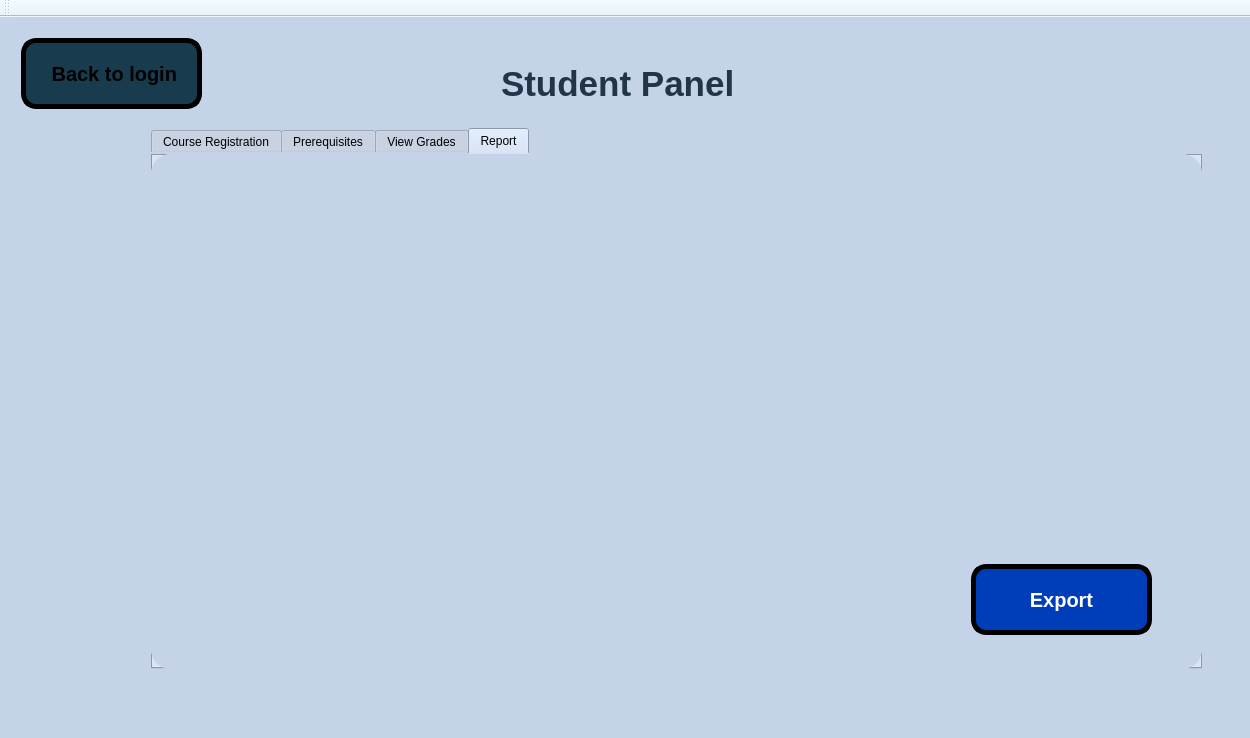
Above: Coursify.ui from Ahmed-ElGoharyy/Coursifyy before the change. Below: the same form after it.
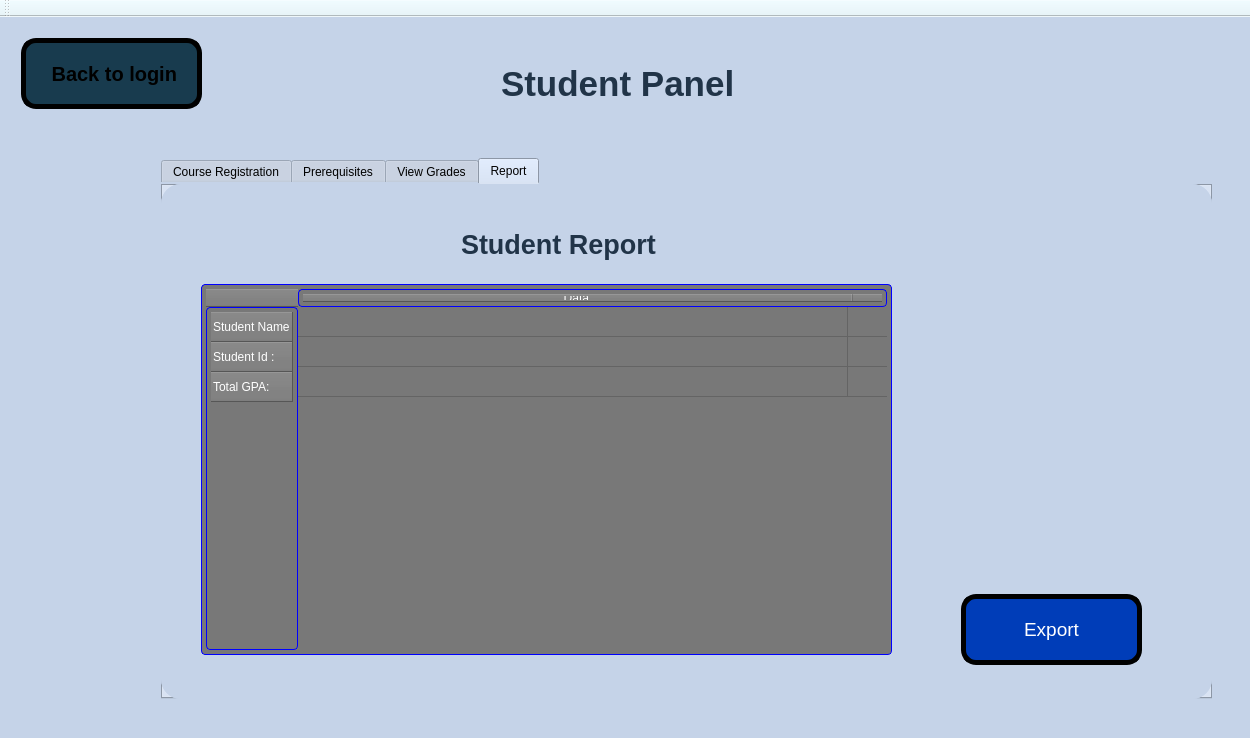
That is the form after the change. The open tabs and pages were chosen to show the change. Icons and pictures are not drawn.

Diff of the .ui file:
```diff
--- a/Coursify.ui
+++ b/Coursify.ui
@@ -3759,8 +3759,8 @@
        <widget class="QTabWidget" name="tabWidget_2">
         <property name="geometry">
          <rect>
-          <x>140</x>
-          <y>100</y>
+          <x>150</x>
+          <y>130</y>
           <width>1051</width>
           <height>541</height>
          </rect>
@@ -4538,7 +4538,7 @@
          <widget class="QPushButton" name="back_button_4">
           <property name="geometry">
            <rect>
-            <x>820</x>
+            <x>800</x>
             <y>410</y>
             <width>181</width>
             <height>71</height>
@@ -4751,8 +4751,10 @@
           </property>
           <property name="font">
            <font>
-            <pointsize>15</pointsize>
-            <bold>true</bold>
+            <family>Segoe UI</family>
+            <pointsize>14</pointsize>
+            <italic>false</italic>
+            <bold>false</bold>
            </font>
           </property>
           <property name="cursor">
@@ -4778,6 +4780,120 @@
            </size>
           </property>
          </widget>
+         <widget class="QTableWidget" name="tableWidget_2">
+          <property name="geometry">
+           <rect>
+            <x>40</x>
+            <y>100</y>
+            <width>691</width>
+            <height>371</height>
+           </rect>
+          </property>
+          <property name="font">
+           <font>
+            <family>Segoe UI</family>
+            <pointsize>14</pointsize>
+            <italic>false</italic>
+            <bold>false</bold>
+           </font>
+          </property>
+          <property name="styleSheet">
+           <string notr="true">background-color: rgb(120, 120, 120);
+
+   color:white;
+    border: 1px solid Blue;
+    border-radius: 4px;
+    padding: 4px;
+
+</string>
+          </property>
+          <property name="frameShape">
+           <enum>QFrame::Shape::StyledPanel</enum>
+          </property>
+          <property name="verticalScrollBarPolicy">
+           <enum>Qt::ScrollBarPolicy::ScrollBarAlwaysOff</enum>
+          </property>
+          <property name="horizontalScrollBarPolicy">
+           <enum>Qt::ScrollBarPolicy::ScrollBarAlwaysOff</enum>
+          </property>
+          <attribute name="horizontalHeaderDefaultSectionSize">
+           <number>550</number>
+          </attribute>
+          <attribute name="horizontalHeaderStretchLastSection">
+           <bool>false</bool>
+          </attribute>
+          <row>
+           <property name="text">
+            <string>Student Name :</string>
+           </property>
+          </row>
+          <row>
+           <property name="text">
+            <string>Student Id :</string>
+           </property>
+          </row>
+          <row>
+           <property name="text">
+            <string>Total GPA:</string>
+           </property>
+          </row>
+          <column>
+           <property name="text">
+            <string>Data </string>
+           </property>
+           <property name="font">
+            <font>
+             <hintingpreference>PreferDefaultHinting</hintingpreference>
+            </font>
+           </property>
+          </column>
+          <column>
+           <property name="text">
+            <string/>
+           </property>
+          </column>
+          <item row="0" column="0">
+           <property name="text">
+            <string/>
+           </property>
+           <property name="textAlignment">
+            <set>AlignCenter</set>
+           </property>
+           <property name="flags">
+            <set>NoItemFlags</set>
+           </property>
+          </item>
+          <item row="1" column="0">
+           <property name="text">
+            <string/>
+           </property>
+          </item>
+         </widget>
+         <widget class="QLabel" name="label_23">
+          <property name="geometry">
+           <rect>
+            <x>300</x>
+            <y>40</y>
+            <width>201</width>
+            <height>41</height>
+           </rect>
+          </property>
+          <property name="font">
+           <font>
+            <family>Segoe UI</family>
+            <pointsize>20</pointsize>
+            <italic>false</italic>
+            <bold>true</bold>
+           </font>
+          </property>
+          <property name="styleSheet">
+           <string notr="true">color: rgb(33, 52, 72);
+font: 700 20pt &quot;Segoe UI&quot;;</string>
+          </property>
+          <property name="text">
+           <string>Student Report</string>
+          </property>
+         </widget>
         </widget>
        </widget>
       </widget>
```
Left out of the diff: 137 changed lines with no effect on the pictures.
